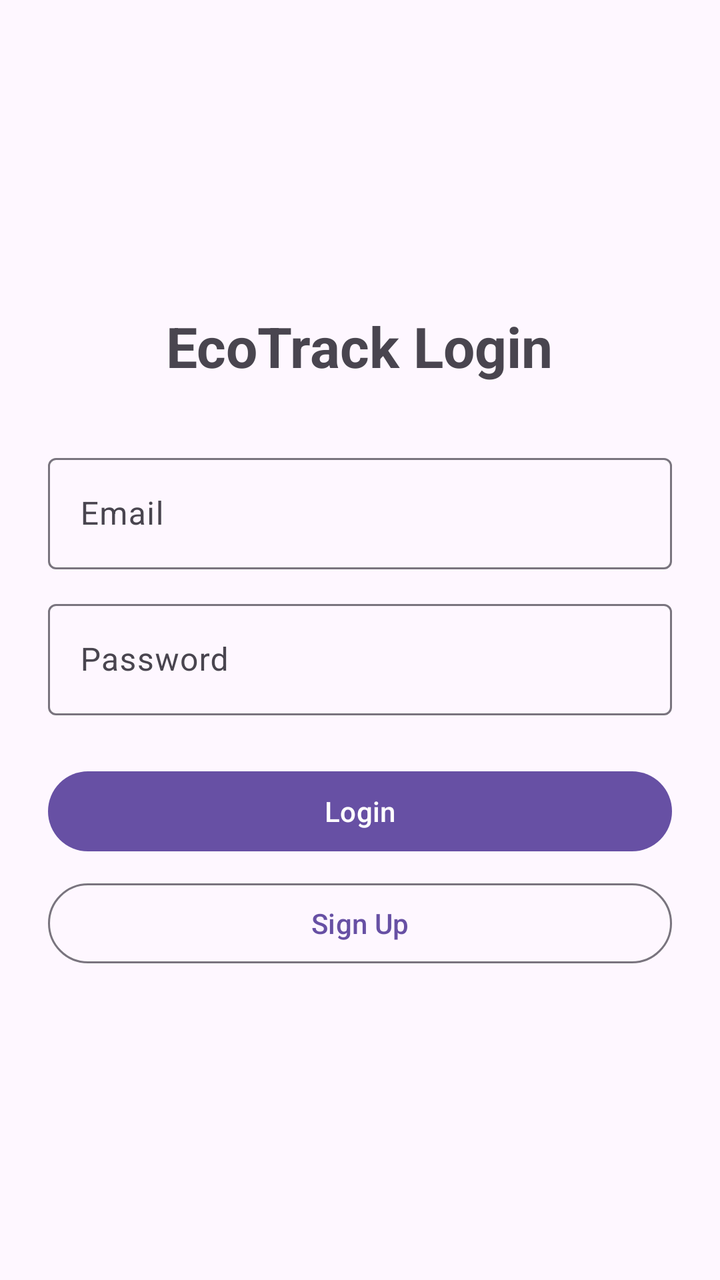
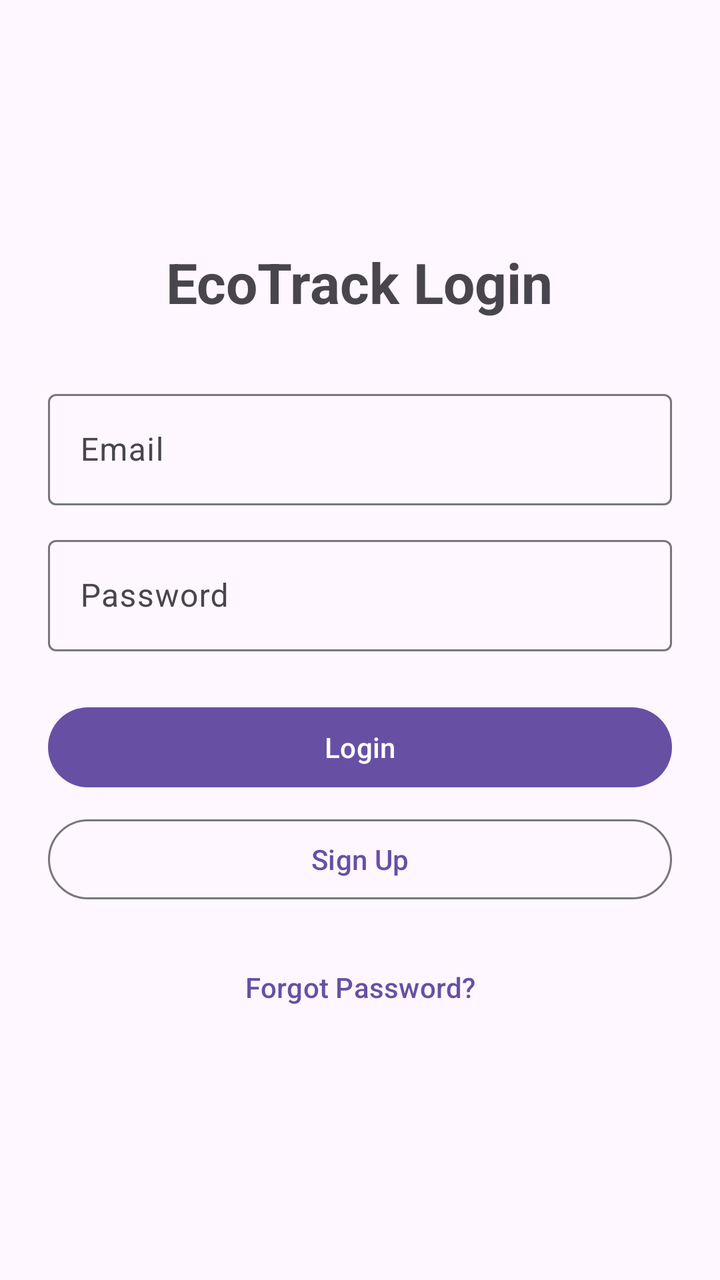

The first picture is an Android layout as it rendered before a commit; the second is the same layout after the commit. The layout source and the unified diff follow.
<!-- AndroidManifest.xml: application theme Theme.EcoTrack -->
<!-- res/layout/activity_login.xml -->
<?xml version="1.0" encoding="utf-8"?>

<LinearLayout xmlns:android="http://schemas.android.com/apk/res/android"
    android:layout_width="match_parent"
    android:layout_height="match_parent"
    android:gravity="center"
    android:orientation="vertical"
    android:padding="24dp">

    <TextView
        android:layout_width="wrap_content"
        android:layout_height="wrap_content"
        android:layout_marginBottom="32dp"
        android:text="EcoTrack Login"
        android:textSize="28sp"
        android:textStyle="bold" />

    <com.google.android.material.textfield.TextInputLayout
        android:layout_width="match_parent"
        android:layout_height="wrap_content"
        android:hint="Email">

        <com.google.android.material.textfield.TextInputEditText
            android:id="@+id/etEmail"
            android:layout_width="match_parent"
            android:layout_height="wrap_content"
            android:inputType="textEmailAddress" />
    </com.google.android.material.textfield.TextInputLayout>

    <com.google.android.material.textfield.TextInputLayout
        android:layout_width="match_parent"
        android:layout_height="wrap_content"
        android:layout_marginTop="12dp"
        android:hint="Password">

        <com.google.android.material.textfield.TextInputEditText
            android:id="@+id/etPassword"
            android:layout_width="match_parent"
            android:layout_height="wrap_content"
            android:inputType="textPassword" />
    </com.google.android.material.textfield.TextInputLayout>

    <com.google.android.material.button.MaterialButton
        android:id="@+id/btnLogin"
        android:layout_width="match_parent"
        android:layout_height="wrap_content"
        android:layout_marginTop="24dp"
        android:text="Login" />

    <com.google.android.material.button.MaterialButton
        android:id="@+id/btnSignup"
        style="@style/Widget.Material3.Button.OutlinedButton"
        android:layout_width="match_parent"
        android:layout_height="wrap_content"
        android:layout_marginTop="8dp"
        android:text="Sign Up" />

</LinearLayout>
<!-- resources referenced by this layout -->
<resources>
  <style name="Theme.EcoTrack" parent="Theme.Material3.DayNight.NoActionBar">
          
          <item name="android:statusBarColor">@android:color/transparent</item>
          <item name="android:navigationBarColor">@android:color/transparent</item>
      </style>
</resources>

<!-- the commit's change to res/layout/activity_login.xml (unified diff, before → after) -->
@@ -55,4 +55,12 @@
         android:layout_marginTop="8dp"
         android:text="Sign Up" />
 
+    <com.google.android.material.button.MaterialButton
+        android:id="@+id/btnForgotPassword"
+        style="@style/Widget.Material3.Button.TextButton"
+        android:layout_width="wrap_content"
+        android:layout_height="wrap_content"
+        android:layout_marginTop="16dp"
+        android:text="Forgot Password?" />
+
 </LinearLayout>
